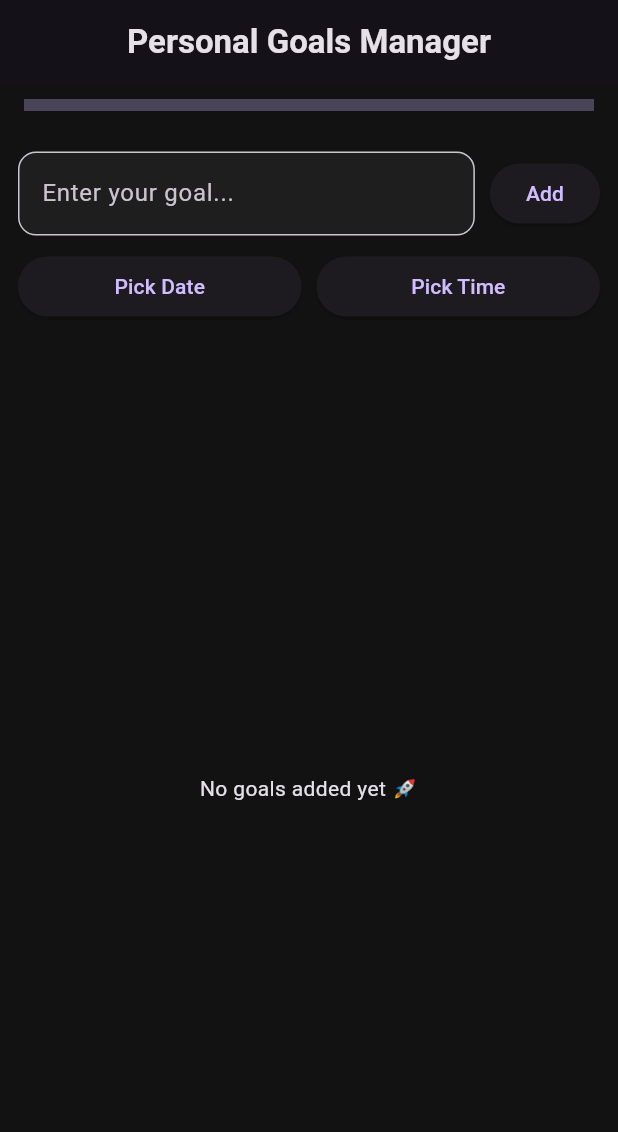
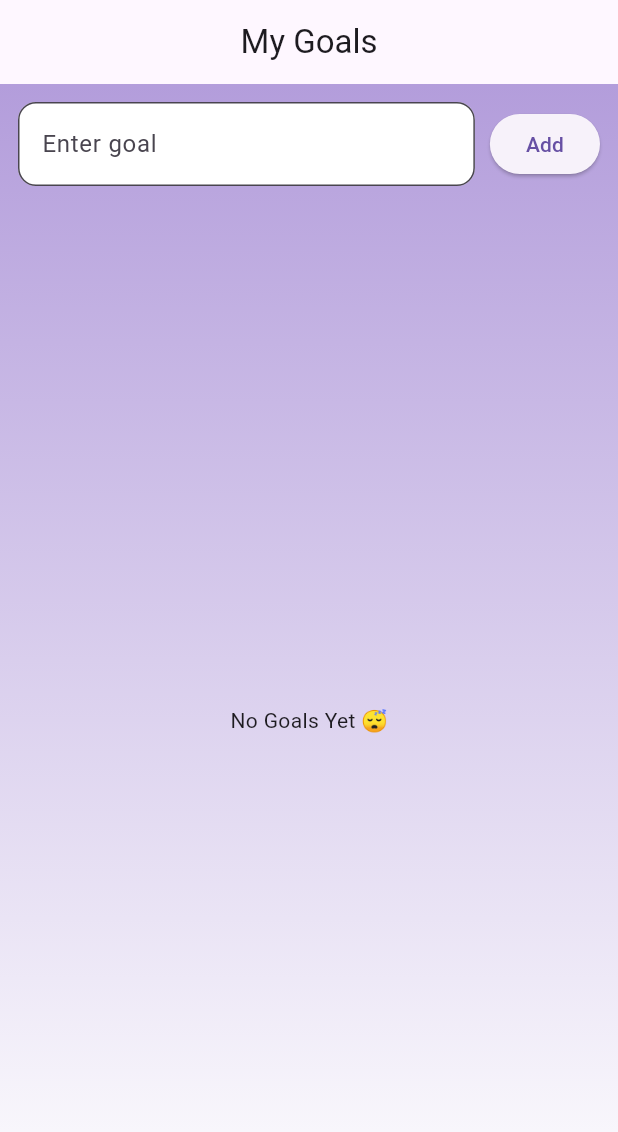
Before and after one commit to VISHRUTH-SK/My-Personal-Goal-Tracker, a Flutter app: the screen it shows after launch, after a tap on "Add", on a phone screen of 412 x 824 dp. Shown: the top 1132 px of the screen. Run offline on Flutter 3.47's test engine with Material 3 defaults, Android fonts, the phone set to English and light mode, and no system bars.

Commit message:
Upgrated goal tracker with UIand progress feature

```diff
--- a/lib/main.dart
+++ b/lib/main.dart
@@ -1,227 +1,189 @@
 import 'package:flutter/material.dart';
 
 void main() {
-  runApp(const MyApp());
+  runApp(GoalTrackerApp());
 }
 
-class MyApp extends StatelessWidget {
-  const MyApp({super.key});
-
+class GoalTrackerApp extends StatelessWidget {
   @override
   Widget build(BuildContext context) {
     return MaterialApp(
       debugShowCheckedModeBanner: false,
-      theme: ThemeData.dark().copyWith(
-        scaffoldBackgroundColor: const Color(0xFF121212),
-        cardColor: const Color(0xFF1E1E1E),
+      title: 'Goal Tracker',
+      theme: ThemeData(
+        primarySwatch: Colors.deepPurple,
       ),
-      home: const TaskApp(),
+      home: GoalHomePage(),
     );
   }
 }
 
-class TaskApp extends StatefulWidget {
-  const TaskApp({super.key});
-
+class GoalHomePage extends StatefulWidget {
   @override
-  State<TaskApp> createState() => _TaskAppState();
+  _GoalHomePageState createState() => _GoalHomePageState();
 }
 
-class _TaskAppState extends State<TaskApp> {
-  List<Map<String, dynamic>> tasks = [];
-  TextEditingController controller = TextEditingController();
+class _GoalHomePageState extends State<GoalHomePage> {
+  List<Map<String, dynamic>> goals = [];
 
-  DateTime? selectedDate;
-  TimeOfDay? selectedTime;
+  TextEditingController goalController = TextEditingController();
 
-  void pickDate() async {
-    DateTime? picked = await showDatePicker(
-      context: context,
-      initialDate: DateTime.now(),
-      firstDate: DateTime(2024),
-      lastDate: DateTime(2100),
-    );
-
-    if (picked != null) {
-      setState(() => selectedDate = picked);
-    }
-  }
-
-  void pickTime() async {
-    TimeOfDay? picked = await showTimePicker(
-      context: context,
-      initialTime: TimeOfDay.now(),
-    );
-
-    if (picked != null) {
-      setState(() => selectedTime = picked);
-    }
-  }
-
-  void addTask() {
-    if (controller.text.isEmpty) return;
+  void addGoal() {
+    if (goalController.text.isEmpty) return;
 
     setState(() {
-      tasks.add({
-        "title": controller.text,
-        "done": false,
-        "date": selectedDate,
-        "time": selectedTime,
+      goals.add({
+        "title": goalController.text,
+        "count": 0,
+        "target": 10,
+        "completed": false,
       });
     });
 
-    controller.clear();
-    selectedDate = null;
-    selectedTime = null;
+    goalController.clear();
   }
 
-  void toggleTask(int index) {
+  void incrementGoal(int index) {
     setState(() {
-      tasks[index]["done"] = !tasks[index]["done"];
+      goals[index]["count"]++;
+
+      if (goals[index]["count"] >= goals[index]["target"]) {
+        goals[index]["completed"] = true;
+      }
     });
   }
 
-  void deleteTask(int index) {
+  void deleteGoal(int index) {
     setState(() {
-      tasks.removeAt(index);
+      goals.removeAt(index);
     });
   }
 
-  String formatDateTime(DateTime? date, TimeOfDay? time) {
-    if (date == null) return "No deadline";
-
-    String d = "${date.day}/${date.month}/${date.year}";
-
-    if (time == null) return d;
-
-    final now = DateTime.now();
-    final dt = DateTime(now.year, now.month, now.day, time.hour, time.minute);
-
-    String t = TimeOfDay.fromDateTime(dt).format(context);
-
-    return "$d • $t";
+  double getProgress(int index) {
+    return goals[index]["count"] / goals[index]["target"];
   }
 
   @override
   Widget build(BuildContext context) {
-    int completed = tasks.where((t) => t["done"]).length;
-    double progress = tasks.isEmpty ? 0 : completed / tasks.length;
-
     return Scaffold(
       appBar: AppBar(
-        title: const Text(
-          "Personal Goals Manager",
-          style: TextStyle(fontWeight: FontWeight.bold),
-        ),
+        title: Text("My Goals"),
         centerTitle: true,
       ),
-      body: Column(
+      body: Container(
+        decoration: BoxDecoration(
+          gradient: LinearGradient(
+            colors: [Colors.deepPurple.shade200, Colors.white],
+            begin: Alignment.topCenter,
+            end: Alignment.bottomCenter,
+          ),
+        ),
+        child: Column(
           children: [
-          const SizedBox(height: 10),
-
-          Padding(
-            padding: const EdgeInsets.symmetric(horizontal: 16),
-            child: LinearProgressIndicator(value: progress, minHeight: 8),
-          ),
-
-          const SizedBox(height: 15),
-
+            // INPUT
             Padding(
               padding: const EdgeInsets.all(12),
-            child: Column(
-              children: [
-                Row(
+              child: Row(
                 children: [
                   Expanded(
                     child: TextField(
-                        controller: controller,
+                      controller: goalController,
                       decoration: InputDecoration(
-                          hintText: "Enter your goal...",
+                        hintText: "Enter goal",
                         filled: true,
-                          fillColor: const Color(0xFF1E1E1E),
+                        fillColor: Colors.white,
                         border: OutlineInputBorder(
                           borderRadius: BorderRadius.circular(12),
                         ),
                       ),
                     ),
                   ),
-                    const SizedBox(width: 10),
+                  SizedBox(width: 10),
                   ElevatedButton(
-                      onPressed: addTask,
-                      child: const Text("Add"),
-                    ),
-                  ],
-                ),
-
-                const SizedBox(height: 10),
-
-                Row(
-                  children: [
-                    Expanded(
-                      child: ElevatedButton(
-                        onPressed: pickDate,
-                        child: Text(
-                          selectedDate == null
-                              ? "Pick Date"
-                              : "${selectedDate!.day}/${selectedDate!.month}/${selectedDate!.year}",
-                        ),
-                      ),
-                    ),
-                    const SizedBox(width: 10),
-                    Expanded(
-                      child: ElevatedButton(
-                        onPressed: pickTime,
-                        child: Text(
-                          selectedTime == null
-                              ? "Pick Time"
-                              : selectedTime!.format(context),
-                        ),
-                      ),
-                    ),
-                  ],
+                    onPressed: addGoal,
+                    child: Text("Add"),
                   ),
                 ],
               ),
             ),
 
+            // LIST
             Expanded(
-            child: tasks.isEmpty
-                ? const Center(child: Text("No goals added yet 🚀"))
+              child: goals.isEmpty
+                  ? Center(child: Text("No Goals Yet 😴"))
                   : ListView.builder(
-                    itemCount: tasks.length,
+                      itemCount: goals.length,
                       itemBuilder: (context, index) {
-                      return Padding(
-                        padding: const EdgeInsets.symmetric(
-                          horizontal: 12,
-                          vertical: 6,
-                        ),
-                        child: Card(
+                        return Card(
                           shape: RoundedRectangleBorder(
                             borderRadius: BorderRadius.circular(15),
                           ),
-                          child: ListTile(
-                            title: Text(
-                              tasks[index]["title"],
+                          margin: EdgeInsets.symmetric(
+                              horizontal: 12, vertical: 6),
+                          elevation: 5,
+                          child: Padding(
+                            padding: const EdgeInsets.all(12),
+                            child: Column(
+                              crossAxisAlignment: CrossAxisAlignment.start,
+                              children: [
+                                // TITLE
+                                Row(
+                                  mainAxisAlignment:
+                                      MainAxisAlignment.spaceBetween,
+                                  children: [
+                                    Text(
+                                      goals[index]["title"],
                                       style: TextStyle(
-                                decoration: tasks[index]["done"]
+                                        fontSize: 18,
+                                        fontWeight: FontWeight.bold,
+                                        decoration: goals[index]["completed"]
                                             ? TextDecoration.lineThrough
-                                    : null,
+                                            : TextDecoration.none,
                                       ),
                                     ),
-                            subtitle: Text(
-                              formatDateTime(
-                                tasks[index]["date"],
-                                tasks[index]["time"],
+                                    IconButton(
+                                      icon: Icon(Icons.delete,
+                                          color: Colors.red),
+                                      onPressed: () => deleteGoal(index),
+                                    )
+                                  ],
                                 ),
+
+                                SizedBox(height: 5),
+
+                                // PROGRESS TEXT
+                                Text(
+                                    "Progress: ${goals[index]["count"]}/${goals[index]["target"]}"),
+
+                                SizedBox(height: 5),
+
+                                // PROGRESS BAR
+                                LinearProgressIndicator(
+                                  value: getProgress(index),
+                                  minHeight: 8,
                                 ),
-                            leading: Checkbox(
-                              value: tasks[index]["done"],
-                              onChanged: (_) => toggleTask(index),
+
+                                SizedBox(height: 8),
+
+                                // BUTTON
+                                Row(
+                                  mainAxisAlignment:
+                                      MainAxisAlignment.spaceBetween,
+                                  children: [
+                                    ElevatedButton(
+                                      onPressed: goals[index]["completed"]
+                                          ? null
+                                          : () => incrementGoal(index),
+                                      child: Text("Increase"),
                                     ),
-                            trailing: IconButton(
-                              icon: const Icon(Icons.delete),
-                              onPressed: () => deleteTask(index),
+                                    if (goals[index]["completed"])
+                                      Text("Completed 🎉",
+                                          style: TextStyle(
+                                              color: Colors.green,
+                                              fontWeight: FontWeight.bold)),
+                                  ],
                                 ),
+                              ],
                             ),
                           ),
                         );
@@ -230,6 +192,7 @@ class _TaskAppState extends State<TaskApp> {
             ),
           ],
         ),
+      ),
     );
   }
 }
```
Lines whose indentation alone changed are shown as unchanged.
